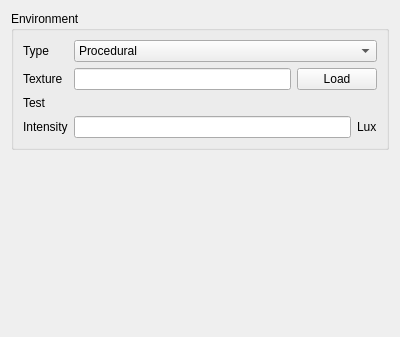
Before: the Qt Designer form intern/src/editor_gui/edit_inspector_environment.ui in swantmon/saltwater, drawn with Qt 5.
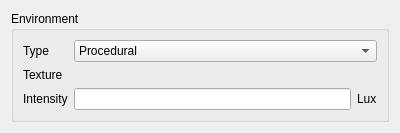
After: the same form once the commit is applied. Custom widgets are drawn as their Qt base class.

Commit message: Add new texture value per drag and drop to environment

Diff of the .ui file:
```diff
--- a/intern/src/editor_gui/edit_inspector_environment.ui
+++ b/intern/src/editor_gui/edit_inspector_environment.ui
@@ -7,7 +7,7 @@
     <x>0</x>
     <y>0</y>
     <width>400</width>
-    <height>337</height>
+    <height>126</height>
    </rect>
   </property>
   <property name="windowTitle">
@@ -22,27 +22,6 @@
      <layout class="QVBoxLayout" name="verticalLayout_2">
       <item>
        <layout class="QGridLayout" name="gridLayout">
-        <item row="1" column="1">
-         <layout class="QHBoxLayout" name="horizontalLayout_2">
-          <item>
-           <widget class="QLineEdit" name="m_pTextureEdit"/>
-          </item>
-          <item>
-           <widget class="QPushButton" name="m_pTextureLoad">
-            <property name="text">
-             <string>Load</string>
-            </property>
-           </widget>
-          </item>
-         </layout>
-        </item>
-        <item row="3" column="0">
-         <widget class="QLabel" name="label_3">
-          <property name="text">
-           <string>Intensity</string>
-          </property>
-         </widget>
-        </item>
         <item row="0" column="0">
          <widget class="QLabel" name="label">
           <property name="text">
@@ -50,19 +29,12 @@
           </property>
          </widget>
         </item>
-        <item row="3" column="1">
-         <layout class="QHBoxLayout" name="horizontalLayout">
-          <item>
-           <widget class="QLineEdit" name="m_pIntensityEdit"/>
-          </item>
-          <item>
-           <widget class="QLabel" name="label_4">
-            <property name="text">
-             <string>Lux</string>
-            </property>
-           </widget>
-          </item>
-         </layout>
+        <item row="2" column="0">
+         <widget class="QLabel" name="label_3">
+          <property name="text">
+           <string>Intensity</string>
+          </property>
+         </widget>
         </item>
         <item row="0" column="1">
          <widget class="QComboBox" name="m_pTypeCB">
@@ -88,23 +60,30 @@
           </item>
          </widget>
         </item>
+        <item row="2" column="1">
+         <layout class="QHBoxLayout" name="horizontalLayout">
+          <item>
+           <widget class="QLineEdit" name="m_pIntensityEdit"/>
+          </item>
+          <item>
+           <widget class="QLabel" name="label_4">
+            <property name="text">
+             <string>Lux</string>
+            </property>
+           </widget>
+          </item>
+         </layout>
+        </item>
+        <item row="1" column="1">
+         <widget class="Edit::CTextureValue" name="m_pTextureValue" native="true"/>
+        </item>
         <item row="1" column="0">
-         <widget class="QLabel" name="label_5">
-          <property name="text">
-           <string>Texture</string>
-          </property>
-         </widget>
-        </item>
-        <item row="2" column="0">
          <widget class="QLabel" name="label_2">
           <property name="text">
-           <string>Test</string>
+           <string>Texture</string>
           </property>
          </widget>
         </item>
-        <item row="2" column="1">
-         <widget class="Edit::CTextureValue" name="m_pTestTextureValue" native="true"/>
-        </item>
        </layout>
       </item>
      </layout>
```
Left out of the diff: 32 changed lines with no effect on the pictures. The commit also changes 5 other files.
